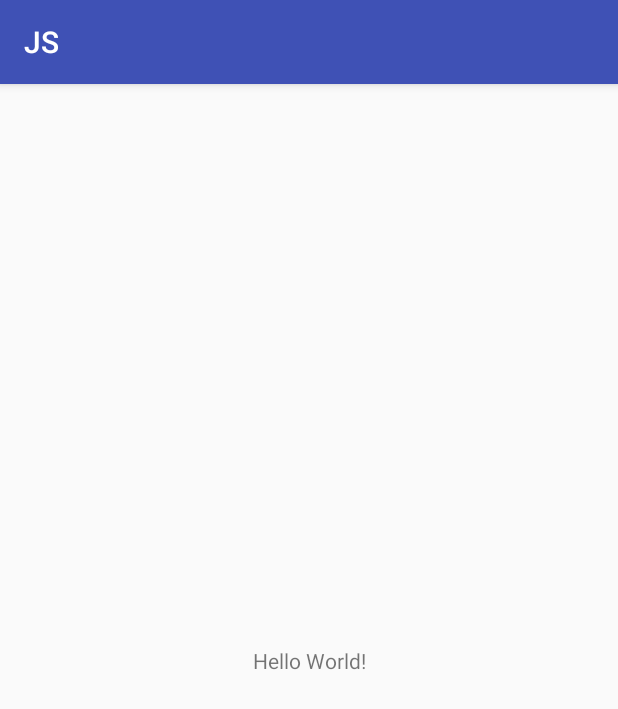
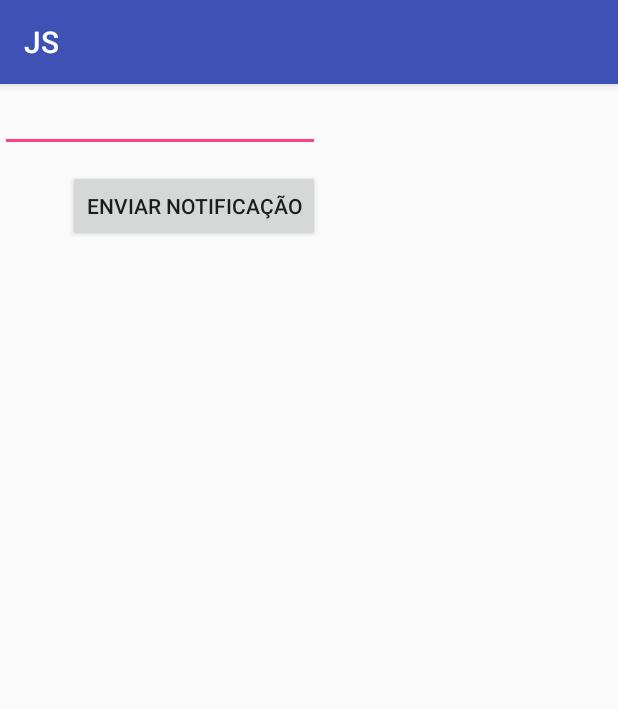
Before and after one commit to joaopaulojpos/JS, an Android app: the screen it shows after launch (MainActivity), on a phone screen of 412 x 824 dp. Shown: the top 709 px of the screen. Run offline under Robolectric (Android 15) with nearby library versions, the phone set to English and light mode, and no system bars; 3 statements that could not run were skipped.

Commit message:
Notificação com codigo correto, porem esta dando erro no app "O App parou de funcionar"

```diff
--- a/app/src/main/AndroidManifest.xml
+++ b/app/src/main/AndroidManifest.xml
@@ -2,7 +2,7 @@
 <manifest xmlns:android="http://schemas.android.com/apk/res/android"
     package="com.dellpc.js">
 
-    <uses-permission android:name="android.permission.INTERNET"/>
+    <uses-permission android:name="android.permission.INTERNET" />
 
     <application
         android:allowBackup="true"
@@ -18,6 +18,7 @@
                 <category android:name="android.intent.category.LAUNCHER" />
             </intent-filter>
         </activity>
+        <activity android:name=".NotificationActivity"></activity>
     </application>
 
 </manifest>
--- a/app/src/main/res/layout/activity_main.xml
+++ b/app/src/main/res/layout/activity_main.xml
@@ -1,19 +1,28 @@
 <?xml version="1.0" encoding="utf-8"?>
-<android.support.constraint.ConstraintLayout xmlns:android="http://schemas.android.com/apk/res/android"
+<RelativeLayout xmlns:android="http://schemas.android.com/apk/res/android"
     xmlns:app="http://schemas.android.com/apk/res-auto"
     xmlns:tools="http://schemas.android.com/tools"
     android:layout_width="match_parent"
     android:layout_height="match_parent"
+    android:orientation="horizontal"
     tools:context="com.dellpc.js.MainActivity">
 
-    <TextView
-        android:id="@+id/salida"
+    <EditText
+        android:id="@+id/edtTexto"
         android:layout_width="wrap_content"
         android:layout_height="wrap_content"
-        android:text="Hello World!"
-        app:layout_constraintBottom_toBottomOf="parent"
-        app:layout_constraintLeft_toLeftOf="parent"
-        app:layout_constraintRight_toRightOf="parent"
-        app:layout_constraintTop_toTopOf="parent" />
+        android:ems="10"
+        android:inputType="textPersonName"
+        tools:layout_editor_absoluteX="16dp"
+        tools:layout_editor_absoluteY="16dp" />
 
-</android.support.constraint.ConstraintLayout>
+    <Button
+        android:id="@+id/btnEnviar"
+        android:layout_width="wrap_content"
+        android:layout_height="wrap_content"
+        android:layout_alignEnd="@+id/edtTexto"
+        android:layout_alignRight="@+id/edtTexto"
+        android:layout_below="@+id/edtTexto"
+        android:layout_marginTop="12dp"
+        android:text="Enviar Notificação" />
+</RelativeLayout>
```
Also changed, not shown: app/src/main/java/com/dellpc/js/MainActivity.java (+32 -0 lines), app/src/main/java/com/dellpc/js/NotificationActivity.java (added, +19 -0 lines), app/src/main/res/layout/activity_notification.xml (added, +31 -0 lines), app/src/main/res/drawable-v24/notifi.png (added), 1 other file.
